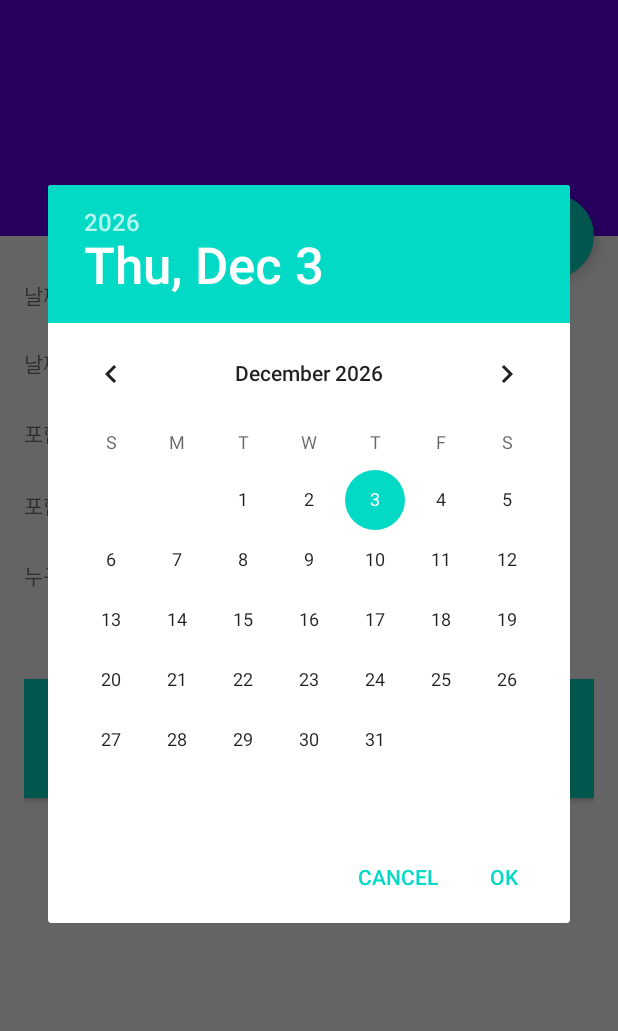
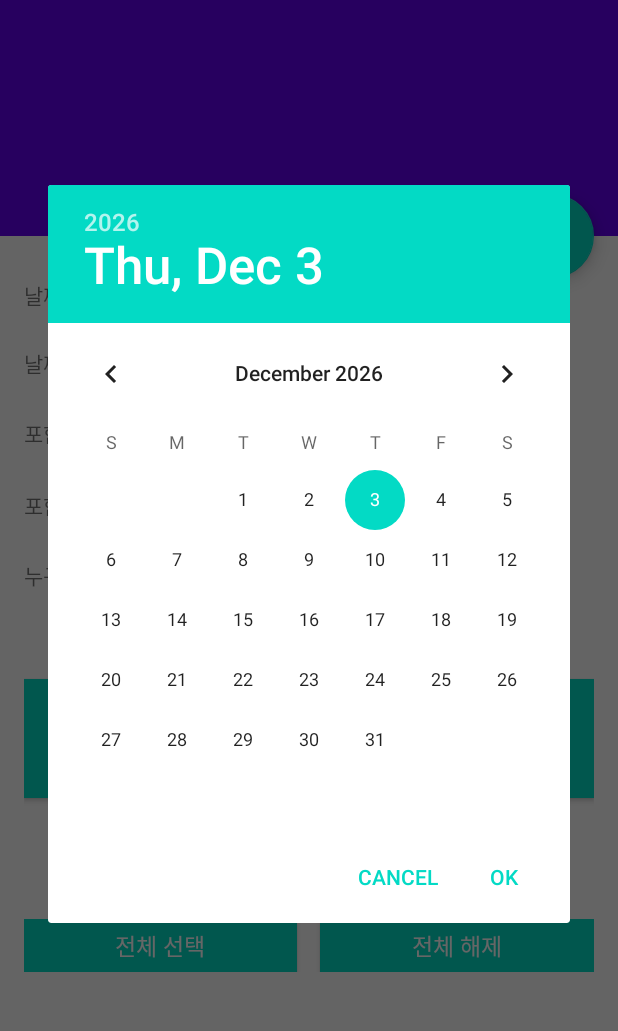
Before and after one commit to octnov14/ForwardSMS, an Android app: the screen it shows after launch (ScrollingActivity), on a phone screen of 412 x 824 dp, the part 64-1095 px from its top. Run offline under Robolectric (Android 15) with nearby library versions, the phone set to English and light mode, and no system bars; plain views replace CollapsingToolbarLayout; 1 statement that could not run was skipped.

Commit message:
선택 후 전달

```diff
--- a/app/build.gradle
+++ b/app/build.gradle
@@ -9,8 +9,8 @@ android {
         applicationId "com.wrdn.forward_sms"
         minSdkVersion 28
         targetSdkVersion 29
-        versionCode 15
-        versionName "1.5"
+        versionCode 17
+        versionName "1.7"
 
         testInstrumentationRunner "androidx.test.runner.AndroidJUnitRunner"
     }
--- a/app/src/main/res/layout/content_scrolling.xml
+++ b/app/src/main/res/layout/content_scrolling.xml
@@ -159,11 +159,42 @@
 
         <androidx.recyclerview.widget.RecyclerView
             android:id="@+id/rvList"
-            android:scrollbars="vertical"
             android:layout_width="match_parent"
             android:layout_height="match_parent"
+            android:layout_marginBottom="30dp"
+            android:scrollbars="vertical" />
+
+
+        <LinearLayout
+            android:layout_width="match_parent"
+            android:layout_height="wrap_content"
+            android:orientation="horizontal"
+            android:layout_marginTop="25dp"
             android:layout_marginBottom="50dp"
-            />
+            >
+
+            <Button
+                android:id="@+id/btnSelectAll"
+                android:layout_width="0dp"
+                android:layout_weight="1"
+                android:layout_height="35dp"
+                android:background="@color/colorAccent"
+                android:text="전체 선택"
+                android:textColor="#ffffff"
+                android:textSize="15sp" />
+
+            <Button
+                android:id="@+id/btnUnselectAll"
+                android:layout_width="0dp"
+                android:layout_weight="1"
+                android:layout_height="35dp"
+                android:layout_marginStart="15dp"
+                android:background="@color/colorAccent"
+                android:text="전체 해제"
+                android:textColor="#ffffff"
+                android:textSize="15sp" />
+
+        </LinearLayout>
 
     </LinearLayout>
 </androidx.core.widget.NestedScrollView>
```
Also changed, not shown: app/src/main/java/com/wrdn/forward_sms/ScrollingActivity.kt (+46 -12 lines), 2 other files.
